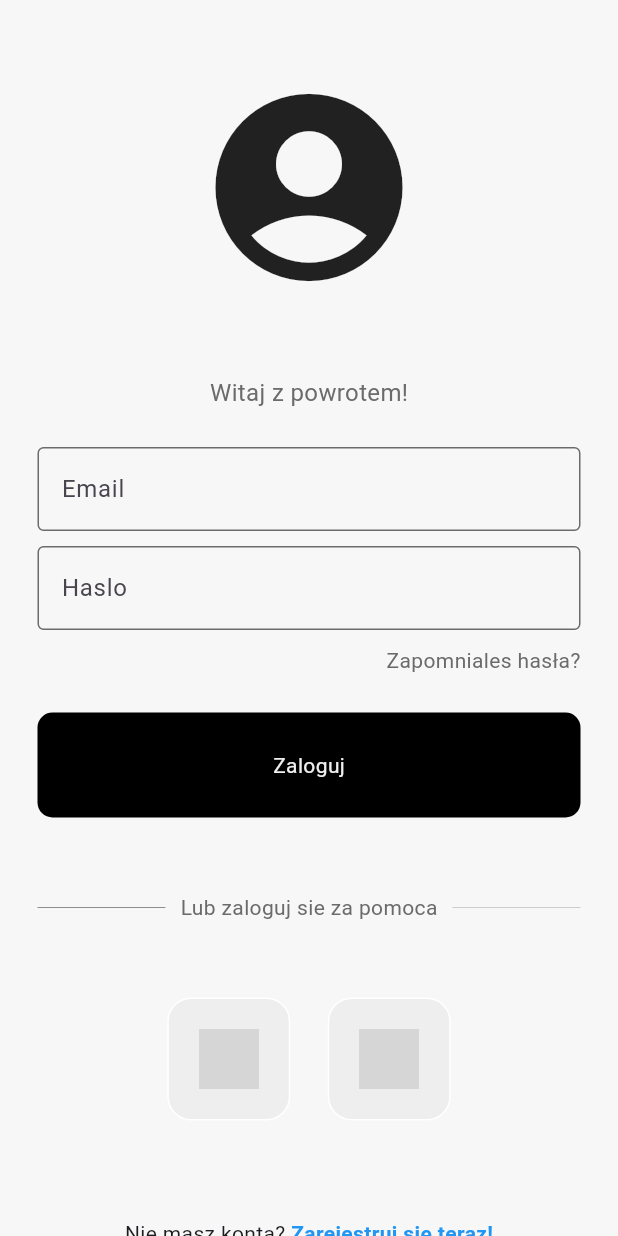
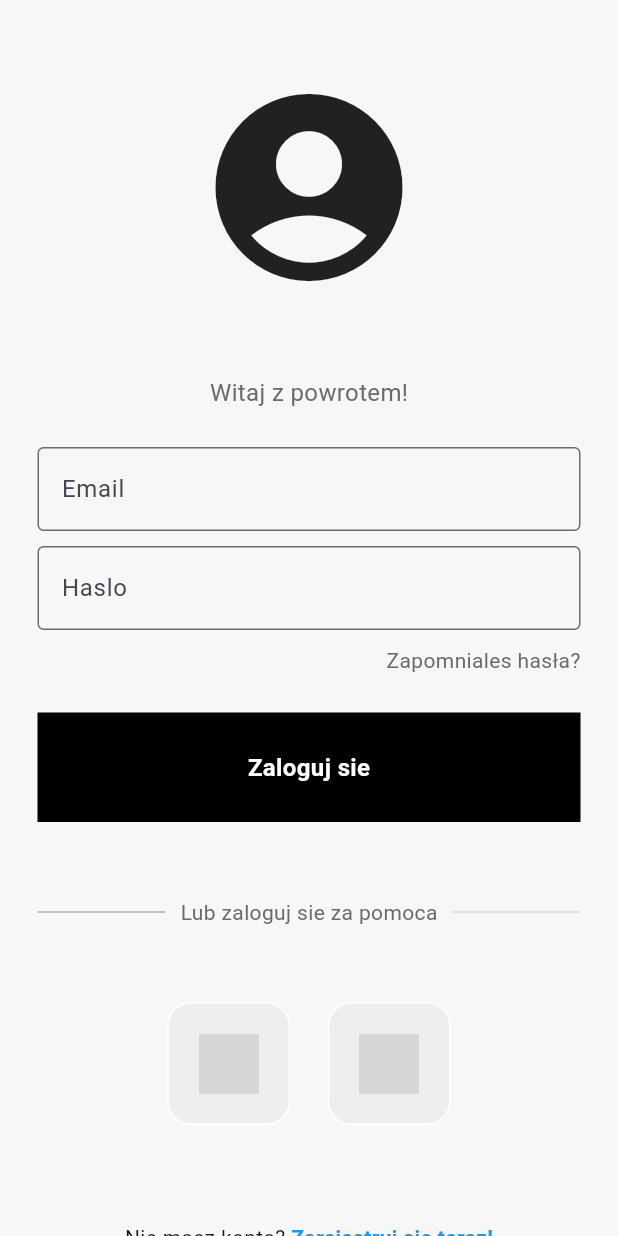
Before and after one commit to jarek420/IPZ, a Flutter app: the screen it shows after launch, on a phone screen of 412 x 824 dp. Run offline on Flutter 3.47's test engine with Material 3 defaults, Android fonts, the phone set to English and light mode, and no system bars; our stand-ins replace firebase_auth, firebase_core; accounts and stored records are empty; grey boxes are pictures that could not be loaded.

Commit message:
It works , yeah budddy

```diff
--- a/ipz_parkinghunter/lib/Pages/Auth_view.dart
+++ b/ipz_parkinghunter/lib/Pages/Auth_view.dart
@@ -21,7 +21,7 @@ class AuthPage extends StatelessWidget
             }
             else
             {
-              return LoginPage();
+             return LoginPage();
             }
 
             // User is not logged in
--- a/ipz_parkinghunter/lib/components/login_button.dart
+++ b/ipz_parkinghunter/lib/components/login_button.dart
@@ -9,16 +9,27 @@ class LoginButton extends StatelessWidget
   @override
   Widget  build(BuildContext context)
   {
-    return Container
+    return GestureDetector
     (
-      child: Center(child:Text("Zaloguj",
-      style: TextStyle(color: Color.fromARGB(247, 247, 247, 247))),
+      onTap: onTap,
+
+       child: Container(
+        padding: const EdgeInsets.all(25),
+        margin: const EdgeInsets.symmetric(horizontal: 25),
+        decoration: BoxDecoration(
+          color: Colors.black
+        ),
+        child: const Center(
+          child: Text(
+            "Zaloguj sie",
+            style: TextStyle(
+              color: Colors.white,
+              fontWeight: FontWeight.bold,
+              fontSize: 16,
+            ),
+          ),
+        ),
       ),
-      decoration: BoxDecoration(color: Colors.black,
-      borderRadius: BorderRadius.circular(10.0)),
-      padding: EdgeInsets.all(25),
-      margin: EdgeInsets.symmetric(horizontal: 25),
     );
-
   }
 }
```
Also changed, not shown: 1 other file.
